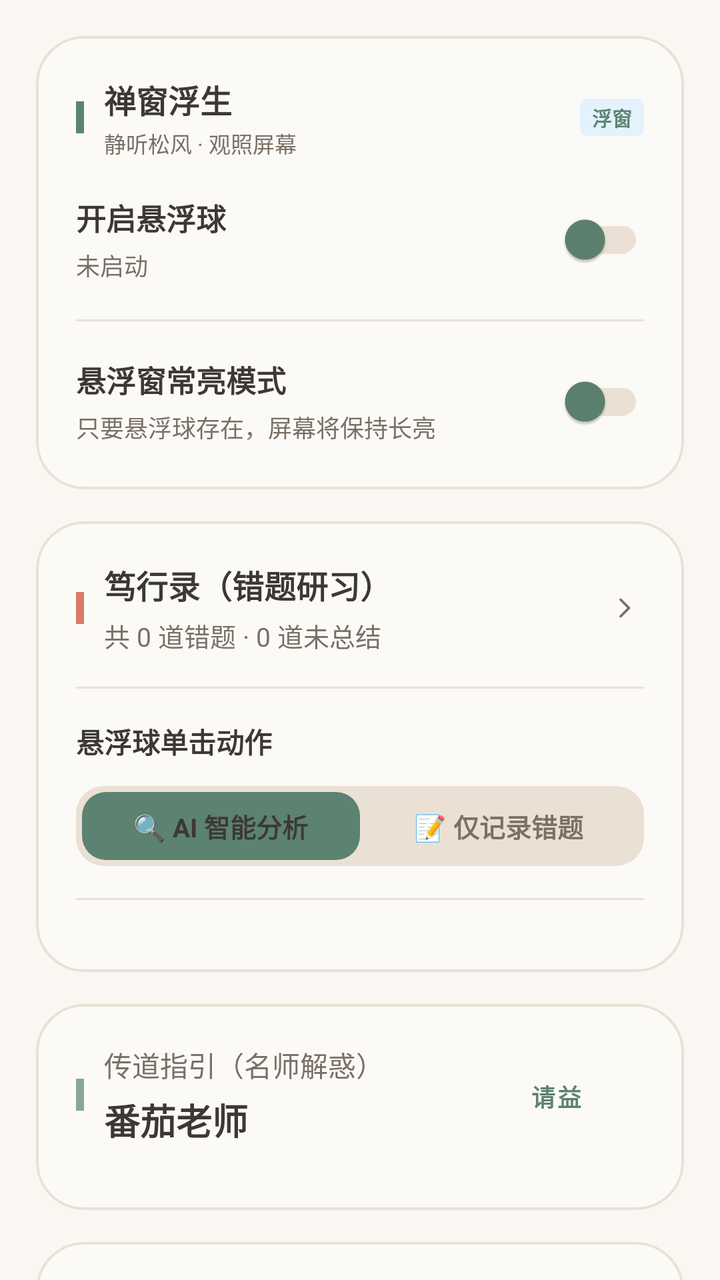
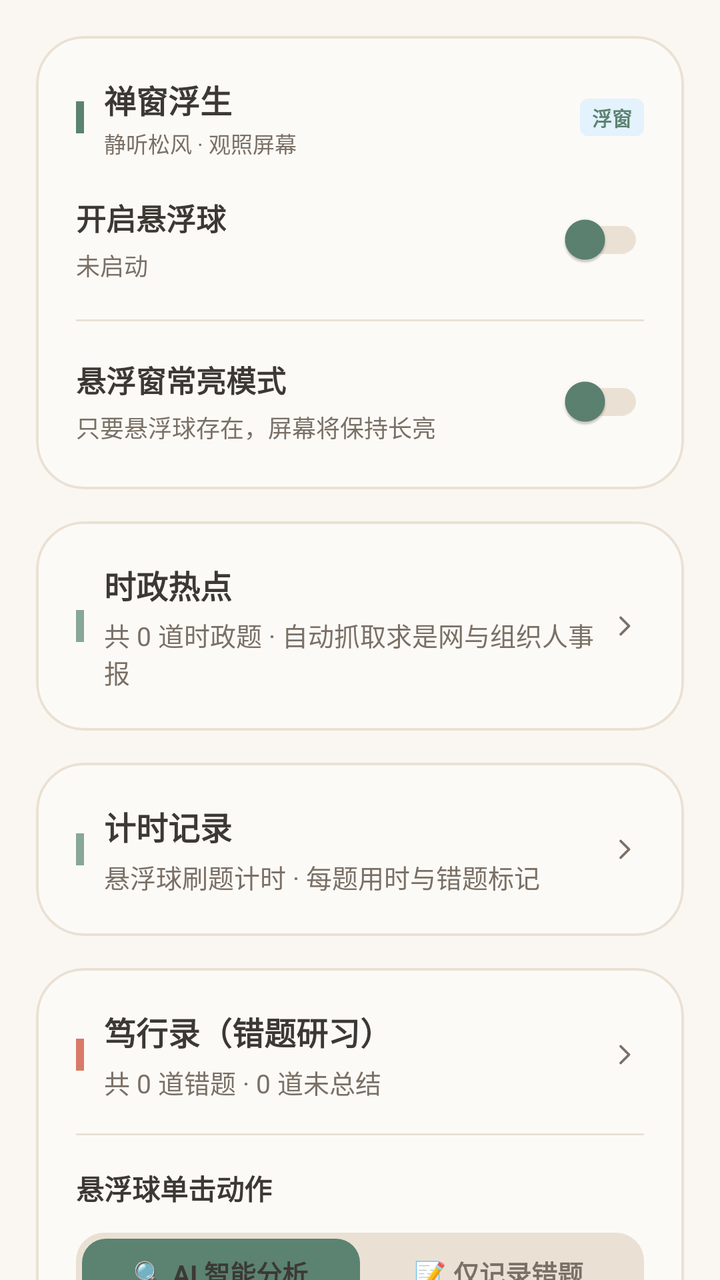

An Android layout rendered at two revisions. The XML below is the earlier revision; the diff shows what the commit changed to produce the second picture.
<!-- AndroidManifest.xml: application theme Theme.AIAssistant -->
<!-- res/layout/fragment_home.xml -->
<?xml version="1.0" encoding="utf-8"?>
<androidx.core.widget.NestedScrollView xmlns:android="http://schemas.android.com/apk/res/android"
    xmlns:app="http://schemas.android.com/apk/res-auto"
    android:layout_width="match_parent"
    android:layout_height="match_parent"
    android:background="@color/background"
    android:fillViewport="true">

    <LinearLayout
        android:layout_width="match_parent"
        android:layout_height="wrap_content"
        android:orientation="vertical"
        android:padding="18dp">

        
        <com.google.android.material.card.MaterialCardView
            android:layout_width="match_parent"
            android:layout_height="wrap_content"
            android:layout_marginBottom="16dp"
            app:cardCornerRadius="24dp"
            app:cardElevation="0dp"
            app:strokeColor="@color/border_light"
            app:strokeWidth="1.2dp"
            app:cardBackgroundColor="@color/background_card_glass">

            <LinearLayout
                android:layout_width="match_parent"
                android:layout_height="wrap_content"
                android:orientation="vertical"
                android:padding="20dp">

                
                <LinearLayout
                    android:layout_width="match_parent"
                    android:layout_height="wrap_content"
                    android:orientation="horizontal"
                    android:gravity="center_vertical"
                    android:layout_marginBottom="16dp">

                    <View
                        android:layout_width="4dp"
                        android:layout_height="16dp"
                        android:background="@color/primary"
                        android:layout_marginEnd="10dp" />

                    <LinearLayout
                        android:layout_width="0dp"
                        android:layout_height="wrap_content"
                        android:layout_weight="1"
                        android:orientation="vertical">

                        <TextView
                            android:layout_width="wrap_content"
                            android:layout_height="wrap_content"
                            android:text="禅窗浮生"
                            android:textSize="16sp"
                            android:textStyle="bold"
                            android:textColor="@color/text_primary" />

                        <TextView
                            android:layout_width="wrap_content"
                            android:layout_height="wrap_content"
                            android:layout_marginTop="2dp"
                            android:text="静听松风 · 观照屏幕"
                            android:textSize="11sp"
                            android:textColor="@color/text_secondary" />
                    </LinearLayout>

                    
                    <TextView
                        android:layout_width="wrap_content"
                        android:layout_height="wrap_content"
                        android:text="浮窗"
                        android:textSize="10sp"
                        android:textColor="@color/primary"
                        android:background="@drawable/bg_knowledge_tag"
                        android:paddingStart="6dp"
                        android:paddingEnd="6dp"
                        android:paddingTop="2dp"
                        android:paddingBottom="2dp"
                        android:textStyle="bold" />
                </LinearLayout>

                
                <LinearLayout
                    android:layout_width="match_parent"
                    android:layout_height="wrap_content"
                    android:orientation="horizontal"
                    android:gravity="center_vertical">

                    <LinearLayout
                        android:layout_width="0dp"
                        android:layout_height="wrap_content"
                        android:layout_weight="1"
                        android:orientation="vertical">

                        <TextView
                            android:layout_width="wrap_content"
                            android:layout_height="wrap_content"
                            android:text="开启悬浮球"
                            android:textSize="15sp"
                            android:textStyle="bold"
                            android:textColor="@color/text_primary" />

                        <TextView
                            android:id="@+id/tv_float_status"
                            android:layout_width="wrap_content"
                            android:layout_height="wrap_content"
                            android:layout_marginTop="4dp"
                            android:text="未启动"
                            android:textSize="12sp"
                            android:textColor="@color/text_secondary" />
                    </LinearLayout>

                    <com.google.android.material.switchmaterial.SwitchMaterial
                        android:id="@+id/switch_float_ball"
                        android:layout_width="wrap_content"
                        android:layout_height="wrap_content"
                        android:checked="false"
                        app:thumbTint="@color/primary"
                        app:trackTint="@color/border_light" />
                </LinearLayout>

                <View
                    android:layout_width="match_parent"
                    android:layout_height="1dp"
                    android:background="@color/card_divider"
                    android:layout_marginTop="16dp"
                    android:layout_marginBottom="16dp" />

                
                <LinearLayout
                    android:layout_width="match_parent"
                    android:layout_height="wrap_content"
                    android:orientation="horizontal"
                    android:gravity="center_vertical">

                    <LinearLayout
                        android:layout_width="0dp"
                        android:layout_height="wrap_content"
                        android:layout_weight="1"
                        android:orientation="vertical">

                        <TextView
                            android:layout_width="wrap_content"
                            android:layout_height="wrap_content"
                            android:text="悬浮窗常亮模式"
                            android:textSize="15sp"
                            android:textStyle="bold"
                            android:textColor="@color/text_primary" />

                        <TextView
                            android:layout_width="wrap_content"
                            android:layout_height="wrap_content"
                            android:layout_marginTop="4dp"
                            android:text="只要悬浮球存在，屏幕将保持长亮"
                            android:textSize="12sp"
                            android:textColor="@color/text_secondary" />
                    </LinearLayout>

                    <com.google.android.material.switchmaterial.SwitchMaterial
                        android:id="@+id/switch_keep_screen_on"
                        android:layout_width="wrap_content"
                        android:layout_height="wrap_content"
                        android:checked="false"
                        app:thumbTint="@color/primary"
                        app:trackTint="@color/border_light" />
                </LinearLayout>

            </LinearLayout>
        </com.google.android.material.card.MaterialCardView>

        
        <com.google.android.material.card.MaterialCardView
            android:id="@+id/card_wrong_questions"
            android:layout_width="match_parent"
            android:layout_height="wrap_content"
            android:layout_marginBottom="16dp"
            app:cardCornerRadius="24dp"
            app:cardElevation="0dp"
            app:strokeColor="@color/border_light"
            app:strokeWidth="1.2dp"
            app:cardBackgroundColor="@color/background_card_glass">

            <LinearLayout
                android:layout_width="match_parent"
                android:layout_height="wrap_content"
                android:orientation="vertical"
                android:padding="20dp">

                
                <LinearLayout
                    android:id="@+id/btn_wrong_questions"
                    android:layout_width="match_parent"
                    android:layout_height="wrap_content"
                    android:orientation="horizontal"
                    android:gravity="center_vertical"
                    android:background="?attr/selectableItemBackground"
                    android:clickable="true"
                    android:focusable="true">

                    <View
                        android:layout_width="4dp"
                        android:layout_height="16dp"
                        android:background="@color/pomodoro_red"
                        android:layout_marginEnd="10dp" />

                    <LinearLayout
                        android:layout_width="0dp"
                        android:layout_height="wrap_content"
                        android:layout_weight="1"
                        android:orientation="vertical">

                        <TextView
                            android:layout_width="wrap_content"
                            android:layout_height="wrap_content"
                            android:text="笃行录（错题研习）"
                            android:textSize="16sp"
                            android:textStyle="bold"
                            android:textColor="@color/text_primary" />

                        <TextView
                            android:id="@+id/tv_wrong_stats"
                            android:layout_width="wrap_content"
                            android:layout_height="wrap_content"
                            android:layout_marginTop="4dp"
                            android:text="共 0 道错题 · 0 道未总结"
                            android:textSize="13sp"
                            android:textColor="@color/text_secondary" />
                    </LinearLayout>

                    <ImageView
                        android:layout_width="20dp"
                        android:layout_height="20dp"
                        android:src="@drawable/ic_chevron_right"
                        app:tint="@color/text_secondary" />
                </LinearLayout>

                <View
                    android:layout_width="match_parent"
                    android:layout_height="1dp"
                    android:background="@color/card_divider"
                    android:layout_marginTop="16dp"
                    android:layout_marginBottom="16dp" />

                
                <LinearLayout
                    android:layout_width="match_parent"
                    android:layout_height="wrap_content"
                    android:orientation="vertical">

                    <TextView
                        android:layout_width="wrap_content"
                        android:layout_height="wrap_content"
                        android:text="悬浮球单击动作"
                        android:textSize="14sp"
                        android:textStyle="bold"
                        android:textColor="@color/text_primary"
                        android:layout_marginBottom="12dp" />

                    <LinearLayout
                        android:layout_width="match_parent"
                        android:layout_height="40dp"
                        android:orientation="horizontal"
                        android:background="@drawable/bg_segmented_container"
                        android:padding="3dp">

                        <TextView
                            android:id="@+id/btn_action_ai"
                            android:layout_width="0dp"
                            android:layout_height="match_parent"
                            android:layout_weight="1"
                            android:gravity="center"
                            android:text="🔍 AI 智能分析"
                            android:textSize="13sp"
                            android:textStyle="bold"
                            android:textColor="@color/text_primary"
                            android:background="@drawable/bg_segmented_active_matcha"
                            android:clickable="true"
                            android:focusable="true" />

                        <TextView
                            android:id="@+id/btn_action_record"
                            android:layout_width="0dp"
                            android:layout_height="match_parent"
                            android:layout_weight="1"
                            android:gravity="center"
                            android:text="📝 仅记录错题"
                            android:textSize="13sp"
                            android:textStyle="bold"
                            android:textColor="@color/text_secondary"
                            android:background="@drawable/bg_segmented_inactive"
                            android:clickable="true"
                            android:focusable="true" />
                    </LinearLayout>
                </LinearLayout>

                <View
                    android:layout_width="match_parent"
                    android:layout_height="1dp"
                    android:background="@color/card_divider"
                    android:layout_marginTop="16dp"
                    android:layout_marginBottom="16dp" />

            </LinearLayout>
        </com.google.android.material.card.MaterialCardView>

        
        <com.google.android.material.card.MaterialCardView
            android:layout_width="match_parent"
            android:layout_height="wrap_content"
            android:layout_marginBottom="16dp"
            app:cardCornerRadius="24dp"
            app:cardElevation="0dp"
            app:strokeColor="@color/border_light"
            app:strokeWidth="1.2dp"
            app:cardBackgroundColor="@color/background_card_glass">

            <LinearLayout
                android:layout_width="match_parent"
                android:layout_height="wrap_content"
                android:orientation="vertical"
                android:padding="20dp">

                
                <LinearLayout
                    android:layout_width="match_parent"
                    android:layout_height="wrap_content"
                    android:orientation="horizontal"
                    android:gravity="center_vertical">

                    <View
                        android:layout_width="4dp"
                        android:layout_height="16dp"
                        android:background="@color/primary_light"
                        android:layout_marginEnd="10dp" />

                    <LinearLayout
                        android:layout_width="0dp"
                        android:layout_height="wrap_content"
                        android:layout_weight="1"
                        android:orientation="vertical">

                        <TextView
                            android:layout_width="wrap_content"
                            android:layout_height="wrap_content"
                            android:text="传道指引（名师解惑）"
                            android:textSize="14sp"
                            android:textColor="@color/text_secondary" />

                        <TextView
                            android:id="@+id/tv_active_teacher"
                            android:layout_width="wrap_content"
                            android:layout_height="wrap_content"
                            android:layout_marginTop="4dp"
                            android:text="番茄老师"
                            android:textSize="18sp"
                            android:textStyle="bold"
                            android:textColor="@color/text_primary" />
                    </LinearLayout>

                    
                    <com.google.android.material.button.MaterialButton
                        android:id="@+id/btn_manage_teachers"
                        android:layout_width="wrap_content"
                        android:layout_height="36dp"
                        android:text="请益"
                        android:textSize="12sp"
                        app:cornerRadius="10dp"
                        style="@style/Widget.MaterialComponents.Button.TextButton"
                        android:textColor="@color/primary"
                        android:textStyle="bold" />
                </LinearLayout>

                
                <LinearLayout
                    android:layout_width="match_parent"
                    android:layout_height="wrap_content"
                    android:orientation="vertical"
                    android:layout_marginTop="12dp">

                    <TextView
                        android:layout_width="wrap_content"
                        android:layout_height="wrap_content"
                        android:text="当前研习题型"
                        android:textSize="13sp"
                        android:textStyle="bold"
                        android:textColor="@color/text_primary"
                        android:layout_marginBottom="8dp"
                        android:visibility="gone" />

                    <HorizontalScrollView
                        android:layout_width="match_parent"
                        android:layout_height="wrap_content"
                        android:scrollbars="none"
                        android:visibility="gone">

                        <LinearLayout
                            android:id="@+id/layout_type_chips"
                            android:layout_width="wrap_content"
                            android:layout_height="wrap_content"
                            android:orientation="horizontal"
                            android:gravity="center_vertical" />
                    </HorizontalScrollView>
                </LinearLayout>

            </LinearLayout>
        </com.google.android.material.card.MaterialCardView>

        
        <com.google.android.material.card.MaterialCardView
            android:layout_width="match_parent"
            android:layout_height="wrap_content"
            android:layout_marginBottom="16dp"
            app:cardCornerRadius="24dp"
            app:cardElevation="0dp"
            app:strokeColor="@color/border_light"
            app:strokeWidth="1.2dp"
            app:cardBackgroundColor="@color/background_card_glass">

            <LinearLayout
                android:layout_width="match_parent"
                android:layout_height="wrap_content"
                android:orientation="vertical"
                android:padding="20dp">

                <LinearLayout
                    android:layout_width="match_parent"
                    android:layout_height="wrap_content"
                    android:orientation="horizontal"
                    android:gravity="center_vertical"
                    android:layout_marginBottom="16dp">

                    <View
                        android:layout_width="4dp"
                        android:layout_height="16dp"
                        android:background="@color/correct_green"
                        android:layout_marginEnd="10dp" />

                    <TextView
                        android:layout_width="0dp"
                        android:layout_height="wrap_content"
                        android:layout_weight="1"
                        android:text="静心研习（真题观照）"
                        android:textSize="16sp"
                        android:textStyle="bold"
                        android:textColor="@color/text_primary" />

                    
                    <TextView
                        android:id="@+id/tv_total_count"
                        android:layout_width="wrap_content"
                        android:layout_height="wrap_content"
                        android:text="加载中..."
                        android:textSize="11sp"
                        android:textColor="@color/correct_green"
                        android:background="@color/correct_green_bg"
                        android:paddingStart="8dp"
                        android:paddingEnd="8dp"
                        android:paddingTop="3dp"
                        android:paddingBottom="3dp"
                        android:textStyle="bold" />
                </LinearLayout>

                
                <androidx.recyclerview.widget.RecyclerView
                    android:id="@+id/rv_modules"
                    android:layout_width="match_parent"
                    android:layout_height="wrap_content"
                    android:nestedScrollingEnabled="false"
                    android:overScrollMode="never" />
            </LinearLayout>
        </com.google.android.material.card.MaterialCardView>

    </LinearLayout>
</androidx.core.widget.NestedScrollView>
<!-- resources referenced by this layout -->
<resources>
  <color name="background">#FAF7F2</color>
  <color name="background_card_glass">#FCFAF7</color>
  <color name="border_light">#EAE1D4</color>
  <color name="card_divider">#EAE1D4</color>
  <color name="correct_green">#6E8B75</color>
  <color name="correct_green_bg">#1A6E8B75</color>
  <color name="pomodoro_red">#D97A68</color>
  <color name="primary">#5C8271</color>
  <color name="primary_light">#88A798</color>
  <color name="text_primary">#3C3935</color>
  <color name="text_secondary">#7A7065</color>
  <!-- drawable bg_knowledge_tag (drawable) -->
  <?xml version="1.0" encoding="utf-8"?>
  <shape xmlns:android="http://schemas.android.com/apk/res/android"
      android:shape="rectangle">
      <solid android:color="#E3F2FD" />
      <corners android:radius="4dp" />
  </shape>
  <!-- drawable bg_segmented_active_matcha (drawable) -->
  <?xml version="1.0" encoding="utf-8"?>
  <shape xmlns:android="http://schemas.android.com/apk/res/android"
      android:shape="rectangle">
      <solid android:color="@color/primary" />
      <corners android:radius="12dp" />
  </shape>
  <!-- drawable bg_segmented_container (drawable) -->
  <?xml version="1.0" encoding="utf-8"?>
  <shape xmlns:android="http://schemas.android.com/apk/res/android"
      android:shape="rectangle">
      <solid android:color="@color/border_light" />
      <corners android:radius="14dp" />
  </shape>
  <!-- drawable bg_segmented_inactive (drawable) -->
  <?xml version="1.0" encoding="utf-8"?>
  <shape xmlns:android="http://schemas.android.com/apk/res/android"
      android:shape="rectangle">
      <solid android:color="@android:color/transparent" />
      <corners android:radius="12dp" />
  </shape>
  <!-- drawable ic_chevron_right (drawable) -->
  <vector xmlns:android="http://schemas.android.com/apk/res/android"
      android:width="24dp"
      android:height="24dp"
      android:viewportWidth="24"
      android:viewportHeight="24">
      <path
          android:pathData="M10,7l5,5l-5,5"
          android:strokeColor="@color/text_secondary"
          android:strokeWidth="1.5"
          android:strokeLineCap="round"
          android:strokeLineJoin="round" />
  </vector>
  <style name="Theme.AIAssistant" parent="Base.Theme.AIAssistant" />
  <style name="Base.Theme.AIAssistant" parent="Theme.Material3.DayNight.NoActionBar">
          
          <item name="android:statusBarColor">@android:color/transparent</item>
          <item name="android:navigationBarColor">@color/background</item>
          <item name="android:windowDrawsSystemBarBackgrounds">true</item>
          
          <item name="colorPrimary">@color/primary</item>
          <item name="colorSecondary">@color/primary_light</item>
          <item name="android:windowBackground">@color/background</item>
      </style>
</resources>

<!-- the commit's change to res/layout/fragment_home.xml (unified diff, before → after) -->
@@ -167,6 +167,127 @@
                         app:trackTint="@color/border_light" />
                 </LinearLayout>
 
+            </LinearLayout>
+        </com.google.android.material.card.MaterialCardView>
+
+        
+        <com.google.android.material.card.MaterialCardView
+            android:id="@+id/card_shizheng"
+            android:layout_width="match_parent"
+            android:layout_height="wrap_content"
+            android:layout_marginBottom="16dp"
+            app:cardCornerRadius="24dp"
+            app:cardElevation="0dp"
+            app:strokeColor="@color/border_light"
+            app:strokeWidth="1.2dp"
+            app:cardBackgroundColor="@color/background_card_glass">
+
+            <LinearLayout
+                android:id="@+id/btn_shizheng"
+                android:layout_width="match_parent"
+                android:layout_height="wrap_content"
+                android:orientation="horizontal"
+                android:gravity="center_vertical"
+                android:padding="20dp"
+                android:background="?attr/selectableItemBackground"
+                android:clickable="true"
+                android:focusable="true">
+
+                <View
+                    android:layout_width="4dp"
+                    android:layout_height="16dp"
+                    android:background="@color/primary_light"
+                    android:layout_marginEnd="10dp" />
+
+                <LinearLayout
+                    android:layout_width="0dp"
+                    android:layout_height="wrap_content"
+                    android:layout_weight="1"
+                    android:orientation="vertical">
+
+                    <TextView
+                        android:layout_width="wrap_content"
+                        android:layout_height="wrap_content"
+                        android:text="时政热点"
+                        android:textSize="16sp"
+                        android:textStyle="bold"
+                        android:textColor="@color/text_primary" />
+
+                    <TextView
+                        android:id="@+id/tv_shizheng_stats"
+                        android:layout_width="wrap_content"
+                        android:layout_height="wrap_content"
+                        android:layout_marginTop="4dp"
+                        android:text="共 0 道时政题 · 自动抓取求是网与组织人事报"
+                        android:textSize="13sp"
+                        android:textColor="@color/text_secondary" />
+                </LinearLayout>
+
+                <ImageView
+                    android:layout_width="20dp"
+                    android:layout_height="20dp"
+                    android:src="@drawable/ic_chevron_right"
+                    app:tint="@color/text_secondary" />
+            </LinearLayout>
+        </com.google.android.material.card.MaterialCardView>
+
+        
+        <com.google.android.material.card.MaterialCardView
+            android:id="@+id/card_timer_history"
+            android:layout_width="match_parent"
+            android:layout_height="wrap_content"
+            android:layout_marginBottom="16dp"
+            app:cardCornerRadius="24dp"
+            app:cardElevation="0dp"
+            app:strokeColor="@color/border_light"
+            app:strokeWidth="1.2dp"
+            app:cardBackgroundColor="@color/background_card_glass">
+
+            <LinearLayout
+                android:id="@+id/btn_timer_history"
+                android:layout_width="match_parent"
+                android:layout_height="wrap_content"
+                android:orientation="horizontal"
+                android:gravity="center_vertical"
+                android:padding="20dp"
+                android:background="?attr/selectableItemBackground"
+                android:clickable="true"
+                android:focusable="true">
+
+                <View
+                    android:layout_width="4dp"
+                    android:layout_height="16dp"
+                    android:background="@color/primary_light"
+                    android:layout_marginEnd="10dp" />
+
+                <LinearLayout
+                    android:layout_width="0dp"
+                    android:layout_height="wrap_content"
+                    android:layout_weight="1"
+                    android:orientation="vertical">
+
+                    <TextView
+                        android:layout_width="wrap_content"
+                        android:layout_height="wrap_content"
+                        android:text="计时记录"
+                        android:textSize="16sp"
+                        android:textStyle="bold"
+                        android:textColor="@color/text_primary" />
+
+                    <TextView
+                        android:layout_width="wrap_content"
+                        android:layout_height="wrap_content"
+                        android:layout_marginTop="4dp"
+                        android:text="悬浮球刷题计时 · 每题用时与错题标记"
+                        android:textSize="13sp"
+                        android:textColor="@color/text_secondary" />
+                </LinearLayout>
+
+                <ImageView
+                    android:layout_width="20dp"
+                    android:layout_height="20dp"
+                    android:src="@drawable/ic_chevron_right"
+                    app:tint="@color/text_secondary" />
             </LinearLayout>
         </com.google.android.material.card.MaterialCardView>
 
